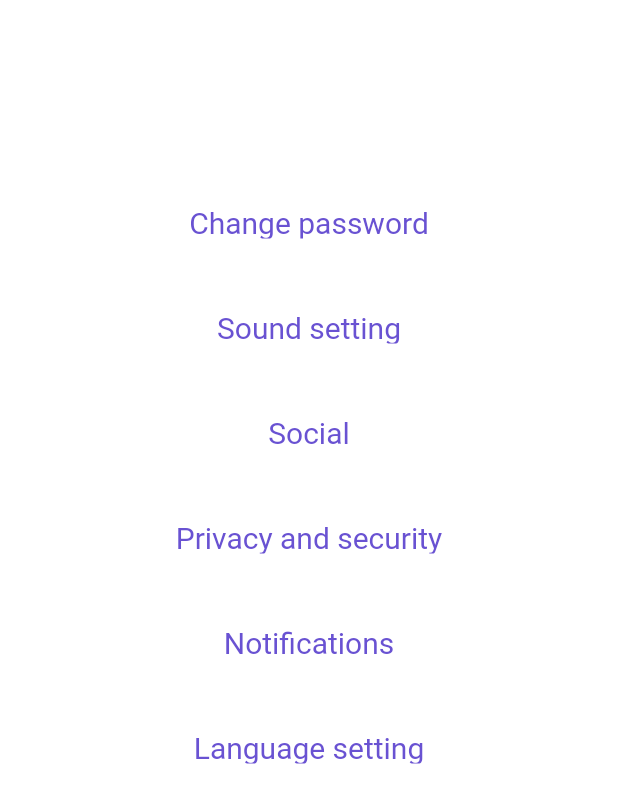
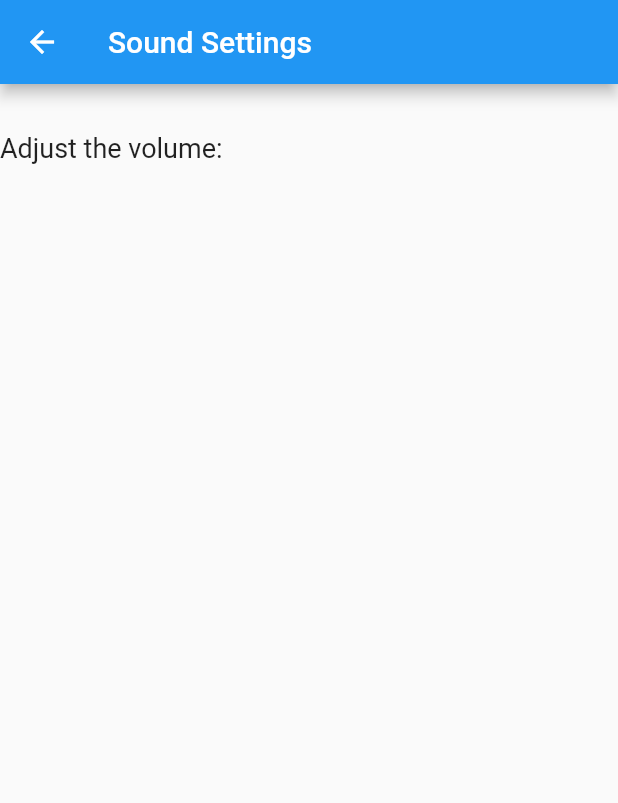
Before and after one commit to Anishsub599/Stonk-Watch, a Flutter app: the SettingsPage screen opened directly, after a tap on "Sound setting", on a phone screen of 412 x 824 dp. Shown: the top 803 px of the screen. Run offline on Flutter 3.47's test engine with Material 2 defaults, Android fonts, the phone set to English and light mode, and no system bars; our stand-ins replace cloud_firestore, firebase_auth, firebase_core, fluttertoast, google_nav_bar and 1 more; missing offline and left inert: dart:ffi, firebase_auth_platform_interface, flutter_volume_controller; accounts and stored records are empty.

Commit message:
setting and profile page

```diff
--- a/lib/pages/Settings.dart
+++ b/lib/pages/Settings.dart
@@ -234,7 +234,13 @@ class SettingsPage extends StatelessWidget {
                   padding: const EdgeInsets.all(16.0),
                   textStyle: const TextStyle(fontSize: 20),
                 ),
-                onPressed: () {},
+                onPressed: () {
+                  Navigator.pushReplacement(
+                      context,
+                      MaterialPageRoute(
+                        builder: (context) => SoundSettingsPage(),
+                      ));
+                },
                 child: const Text('Sound setting'),
               ),
               margin: EdgeInsets.only(top: 5, bottom: 5),
--- a/lib/pages/homepage.dart
+++ b/lib/pages/homepage.dart
@@ -304,7 +304,7 @@ class _homepageState extends State<homepage> {
                 ),
                 onTap: () {
                   Navigator.of(context).push(
-                    MaterialPageRoute(builder: (context) => Myprofile()),
+                    MaterialPageRoute(builder: (context) => myprofile()),
                   );
                 },
               ),
--- a/lib/pages/sound.dart
+++ b/lib/pages/sound.dart
@@ -1,75 +1,74 @@
-// import 'Settings.dart';
-// import 'dart:async';
+import 'Settings.dart';
+import 'dart:async';
 
-// import 'package:flutter/material.dart';
+import 'package:flutter/material.dart';
 
-// import 'package:flutter_volume_controller/flutter_volume_controller.dart';
-// import 'package:flutter_volume/flutter_volume.dart';
+import 'package:flutter_volume_controller/flutter_volume_controller.dart';
 
-// class SoundSettingsPage extends StatefulWidget {
-//   @override
-//   _SoundSettingsPageState createState() => _SoundSettingsPageState();
-// }
+class SoundSettingsPage extends StatefulWidget {
+  @override
+  _SoundSettingsPageState createState() => _SoundSettingsPageState();
+}
 
-// class _SoundSettingsPageState extends State<SoundSettingsPage> {
-//   double _volume = 0.5;
-//   StreamSubscription<double>? _volumeSubscription;
+class _SoundSettingsPageState extends State<SoundSettingsPage> {
+  double _volume = 0.5;
+  StreamSubscription<double>? _volumeSubscription;
 
-//   @override
-//   void initState() {
-//     super.initState();
-//     _initVolume();
-//   }
+  // @override
+  // void initState() {
+  //   super.initState();
+  //   _initVolume();
+  // }
 
-//   @override
-//   void dispose() {
-//     _volumeSubscription?.cancel();
-//     super.dispose();
-//   }
+  // @override
+  // void dispose() {
+  //   _volumeSubscription?.cancel();
+  //   super.dispose();
+  // }
 
-//   Future<void> _initVolume() async {
-//     double volume = await FlutterVolume.Volume();
-//     setState(() {
-//       _volume = volume;
-//     });
-//     _volumeSubscription = FlutterVolume.se.listen((volume) {
-//       setState(() {
-//         _volume = volume;
-//       });
-//     });
-//   }
+  // Future<void> _initVolume() async {
+  //   double volume = await FlutterVolume.Volume();
+  //   setState(() {
+  //     _volume = volume;
+  //   });
+  //   _volumeSubscription = FlutterVolume.se.listen((volume) {
+  //     setState(() {
+  //       _volume = volume;
+  //     });
+  //   });
+  // }
 
-//   Future<void> _setVolume(double volume) async {
-//     await FlutterVolume.setVolume(volume);
-//     setState(() {
-//       _volume = volume;
-//     });
-//   }
+  // Future<void> _setVolume(double volume) async {
+  //   await FlutterVolume.setVolume(volume);
+  //   setState(() {
+  //     _volume = volume;
+  //   });
+  // }
 
-//   @override
-//   Widget build(BuildContext context) {
-//     return Scaffold(
-//       appBar: AppBar(
-//         title: Text('Sound Settings'),
-//       ),
-//       body: Column(
-//         children: [
-//           SizedBox(height: 32),
-//           Text(
-//             'Adjust the volume:',
-//             style: TextStyle(fontSize: 18),
-//           ),
-//           SizedBox(height: 16),
-//           Slider(
-//             value: _volume,
-//             onChanged: _setVolume,
-//             min: 0,
-//             max: 1,
-//             divisions: 10,
-//             label: '${(_volume * 100).round()}%',
-//           ),
-//         ],
-//       ),
-//     );
-//   }
-// }
+  @override
+  Widget build(BuildContext context) {
+    return Scaffold(
+      appBar: AppBar(
+        title: Text('Sound Settings'),
+      ),
+      body: Column(
+        children: [
+          SizedBox(height: 32),
+          Text(
+            'Adjust the volume:',
+            style: TextStyle(fontSize: 18),
+          ),
+          SizedBox(height: 16),
+          // Slider(
+          //   value: _volume,
+          //   // onChanged: _setVolume,
+          //   min: 0,
+          //   max: 1,
+          //   divisions: 10,
+          //   label: '${(_volume * 100).round()}%',
+          // ),
+        ],
+      ),
+    );
+  }
+}
--- a/pubspec.yaml
+++ b/pubspec.yaml
@@ -50,6 +50,8 @@ dev_dependencies:
   fluttertoast: ^8.2.1
   dependencies:
   flutter_volume_controller: ^1.2.5
+  firebase_database: ^10.1.1
+  image_picker: ^0.8.7+4
 
   url_launcher: ^6.1.10
 
```
Also changed, not shown: lib/pages/Myprofile.dart (+155 -4 lines), pubspec.lock, 1 other file.
